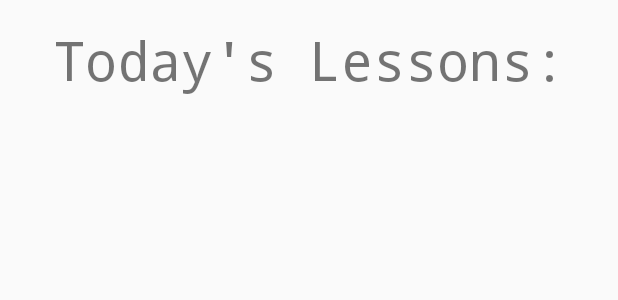
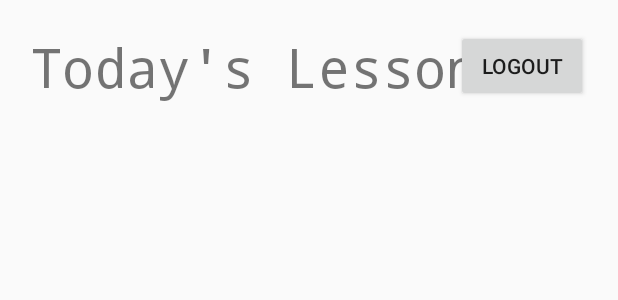
Before and after one commit to DavidWeinberger/BreakNotifierAndroid, an Android app: the layout activity_timetable.xml on its own in the app's theme, with its tools: preview values and no code run, on a phone screen of 412 x 824 dp. Shown: the top 300 px of the screen. Run offline under Robolectric (Android 15) with nearby library versions, the phone set to English and light mode, and no system bars.

Commit message:
added a logout button to the Timetable-Activity (not tested)

```diff
--- a/app/src/main/java/at/htl/breaknotifierandroid/activities/MainActivity.kt
+++ b/app/src/main/java/at/htl/breaknotifierandroid/activities/MainActivity.kt
@@ -51,6 +51,8 @@ class MainActivity : AppCompatActivity() {
     }
 
     private fun login() {
+        //TODO: check internet connection
+
         if(this.school.server == "" || this.school.displayName == "") {
             Toast.makeText(this@MainActivity, "Please select a school first", Toast.LENGTH_SHORT).show()
             //Toast.makeText(this@MainActivity, "name: " + this.school.displayName + " server: " + this.school.server, Toast.LENGTH_SHORT)
--- a/app/src/main/java/at/htl/breaknotifierandroid/activities/Timetable.kt
+++ b/app/src/main/java/at/htl/breaknotifierandroid/activities/Timetable.kt
@@ -5,6 +5,7 @@ import android.support.v7.app.AppCompatActivity
 import android.os.Bundle
 import android.widget.ArrayAdapter
 import at.htl.breaknotifierandroid.backend.BackendJava
+import at.htl.breaknotifierandroid.data.LoginData
 import kotlinx.android.synthetic.main.activity_timetable.*
 import at.htl.breaknotifierandroid.R as projectR
 
@@ -17,5 +18,10 @@ class Timetable : AppCompatActivity() {
         val lessons = backend.getDailyTimeTable(MainActivity.static_cookie)
         val adapter = ArrayAdapter(this, R.layout.simple_list_item_1, lessons)
         this.lv_lessons.adapter = adapter
+
+        this.bt_logout.setOnClickListener {
+            LoginData.getInstance(this).resetData()
+            this.onBackPressed()
+        }
     }
 }
--- a/app/src/main/java/at/htl/breaknotifierandroid/backend/BackendJava.java
+++ b/app/src/main/java/at/htl/breaknotifierandroid/backend/BackendJava.java
@@ -40,7 +40,7 @@ public class BackendJava {
         StrictMode.setThreadPolicy(policy);
     }
 
-    public JSONObject getSchools(String input) throws JSONException {
+    public JSONObject getSchools(String input) {
         /*if (Looper.myLooper() == null){
             Looper.prepare();
         }
@@ -206,10 +206,6 @@ public class BackendJava {
             LinkedHashMap<String,Object> tempObj = (LinkedHashMap<String, Object>) responseObject.get("data");
             ArrayList obj = (ArrayList) tempObj.get("dayTimeTable");
             System.out.println(obj);
-            /*Todo
-                ArrayList auslesen und in  List<Lesson> (Lesson -> Lesson) umwandeln.
-                Tableview erstellen und darin ausgeben.
-             */
 
             List<Lesson> lessons = new LinkedList();
 
--- a/app/src/main/res/layout/activity_timetable.xml
+++ b/app/src/main/res/layout/activity_timetable.xml
@@ -11,13 +11,20 @@
             android:text="@string/timetableHeading"
             android:layout_width="wrap_content"
             android:layout_height="wrap_content"
-            android:id="@+id/tv_header" app:layout_constraintTop_toTopOf="parent"
-            app:layout_constraintStart_toStartOf="parent" app:layout_constraintEnd_toEndOf="parent"
-            android:textSize="36sp" android:typeface="monospace" android:layout_marginTop="15dp"/>
+            android:id="@+id/tv_header"
+            android:textSize="36sp" android:typeface="monospace"
+            app:layout_constraintStart_toStartOf="parent" android:layout_marginStart="20dp"
+            app:layout_constraintTop_toTopOf="parent" android:layout_marginTop="20dp"/>
     <ListView
             android:layout_width="match_parent"
             android:layout_height="0dp"
             tools:layout_editor_absoluteX="105dp"
             app:layout_constraintTop_toBottomOf="@+id/tv_header" android:layout_marginTop="15dp"
             app:layout_constraintBottom_toBottomOf="parent" android:id="@+id/lv_lessons"/>
+    <Button
+            android:text="@string/bt_logout"
+            android:layout_width="wrap_content"
+            android:layout_height="wrap_content"
+            android:id="@+id/bt_logout" app:layout_constraintEnd_toEndOf="parent" android:layout_marginEnd="20dp"
+            app:layout_constraintTop_toTopOf="parent" android:layout_marginTop="20dp"/>
 </android.support.constraint.ConstraintLayout>
--- a/app/src/main/res/values/strings.xml
+++ b/app/src/main/res/values/strings.xml
@@ -6,5 +6,6 @@
     <string name="choose">Choose</string>
     <string name="login">Login</string>
     <string name="in_school">Enter schoolname</string>
-    <string name="timetableHeading">Today\'s Lessons:</string>
+    <string name="timetableHeading">Today\'s Lessons</string>
+    <string name="bt_logout">Logout</string>
 </resources>
```
Also changed, not shown: app/src/main/java/at/htl/breaknotifierandroid/data/LoginData.kt (+9 -0 lines), 1 other file.
